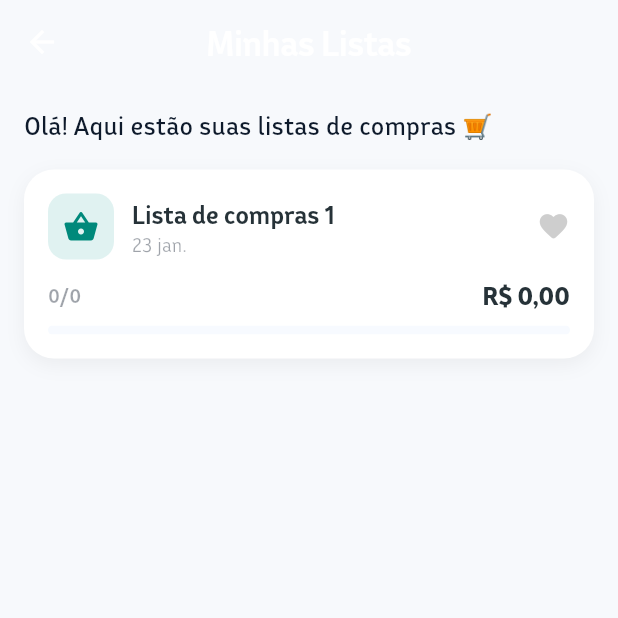
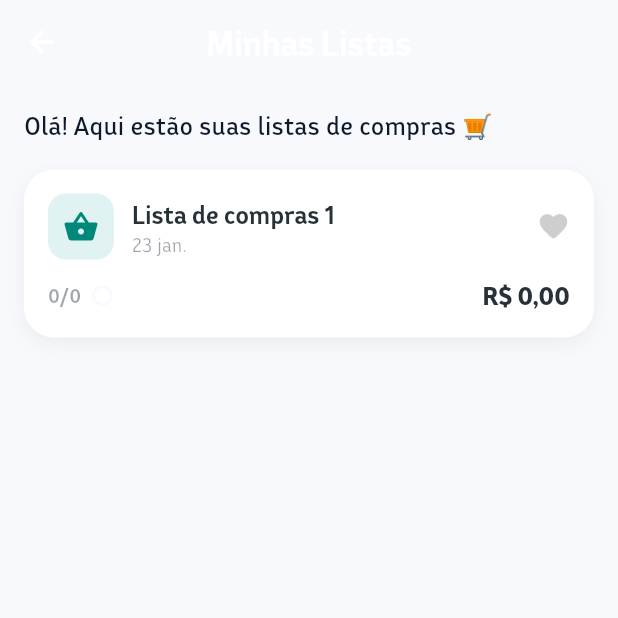
Before and after one commit to VViniLLima/checklist-app-flutter, a Flutter app: the HomeScreen screen opened directly, on a phone screen of 412 x 824 dp, the top half of it. Run offline on Flutter 3.47's test engine with Material 3 defaults, Android fonts, the phone set to English and light mode, and no system bars; our stand-ins replace shared_preferences; accounts and stored records are empty.

Commit message:
Update: Counter and progress bar preserved when acessing other list.

```diff
--- a/lib/features/shopping_list/screens/home_screen.dart
+++ b/lib/features/shopping_list/screens/home_screen.dart
@@ -35,13 +35,13 @@ class _HomeScreenState extends State<HomeScreen> {
     _loadAllMetadata();
   }
 
-  Future<void> _loadAllMetadata() async {
+  Future<void> _loadAllMetadata({bool forceRefresh = false}) async {
     if (!mounted) return;
     setState(() => _isMetadataLoading = true);
 
     final controller = context.read<ShoppingListController>();
     for (final list in controller.activeLists) {
-      if (!_listMetadata.containsKey(list.id)) {
+      if (forceRefresh || !_listMetadata.containsKey(list.id)) {
         await _loadMetadataForList(list.id);
       }
     }
@@ -66,7 +66,9 @@ class _HomeScreenState extends State<HomeScreen> {
 
     if (mounted) {
       setState(() {
+        final existing = _listMetadata[listId] ?? {};
         _listMetadata[listId] = {
+          ...existing,
           'totalItems': totalItems,
           'checkedItems': checkedItems,
           'progress': progress,
@@ -124,14 +126,30 @@ class _HomeScreenState extends State<HomeScreen> {
                         itemCount: activeLists.length,
                         itemBuilder: (context, index) {
                           final list = activeLists[index];
-                          final metadata =
+
+                          // Use live data from controller if this is the active list
+                          final Map<String, dynamic> metadata;
+                          if (list.id == controller.activeListId) {
+                            metadata = {
+                              'totalItems': controller.totalItemsCount,
+                              'checkedItems': controller.checkedItemsCount,
+                              'progress': controller.progressRatio,
+                              'estimatedTotal': controller.estimatedTotal,
+                              'isFavorite':
+                                  _listMetadata[list.id]?['isFavorite'] ??
+                                  false,
+                            };
+                          } else {
+                            metadata =
                                 _listMetadata[list.id] ??
                                 {
                                   'totalItems': 0,
                                   'checkedItems': 0,
                                   'progress': 0.0,
                                   'estimatedTotal': 0.0,
+                                  'isFavorite': false,
                                 };
+                          }
 
                           return _buildListCard(context, list, metadata);
                         },
@@ -300,12 +318,30 @@ class _HomeScreenState extends State<HomeScreen> {
                 Row(
                   mainAxisAlignment: MainAxisAlignment.spaceBetween,
                   children: [
+                    Row(
+                      children: [
                         Text(
                           '$checkedItems/$totalItems',
                           style: textTheme.bodySmall?.copyWith(
                             color: colorScheme.onSurface.withOpacity(0.4),
                             fontWeight: FontWeight.w600,
                           ),
+                        ),
+                        const SizedBox(width: 8),
+                        SizedBox(
+                          width: 12,
+                          height: 12,
+                          child: CircularProgressIndicator(
+                            value: progress,
+                            strokeWidth: 2,
+                            backgroundColor: colorScheme.primaryContainer
+                                .withOpacity(0.3),
+                            valueColor: const AlwaysStoppedAnimation<Color>(
+                              Color(0xFF00BFA5),
+                            ),
+                          ),
+                        ),
+                      ],
                     ),
                     Text(
                       formattedTotal,
@@ -315,22 +351,6 @@ class _HomeScreenState extends State<HomeScreen> {
                       ),
                     ),
                   ],
-                ),
-                const SizedBox(height: 8),
-
-                // Progress Bar
-                ClipRRect(
-                  borderRadius: BorderRadius.circular(4),
-                  child: LinearProgressIndicator(
-                    value: progress,
-                    minHeight: 6,
-                    backgroundColor: colorScheme.primaryContainer.withOpacity(
-                      0.3,
-                    ),
-                    valueColor: const AlwaysStoppedAnimation<Color>(
-                      Color(0xFF00BFA5),
-                    ),
-                  ),
                 ),
               ],
             ),
@@ -403,11 +423,25 @@ class _HomeScreenState extends State<HomeScreen> {
     ShoppingListController controller,
     String listId,
   ) async {
+    // Save current active list's live metadata to _listMetadata before switching
+    if (controller.activeListId != null) {
+      final currentId = controller.activeListId!;
+      _listMetadata[currentId] = {
+        ...(_listMetadata[currentId] ?? {}),
+        'totalItems': controller.totalItemsCount,
+        'checkedItems': controller.checkedItemsCount,
+        'progress': controller.progressRatio,
+        'estimatedTotal': controller.estimatedTotal,
+      };
+    }
+
     await controller.setActiveList(listId);
     if (mounted) {
-      Navigator.of(context).push(
+      await Navigator.of(context).push(
         MaterialPageRoute(builder: (context) => const ShoppingListScreen()),
       );
+      // Refresh all metadata when coming back from the list
+      _loadAllMetadata(forceRefresh: true);
     }
   }
 }
```
Lines whose indentation alone changed are shown as unchanged.
